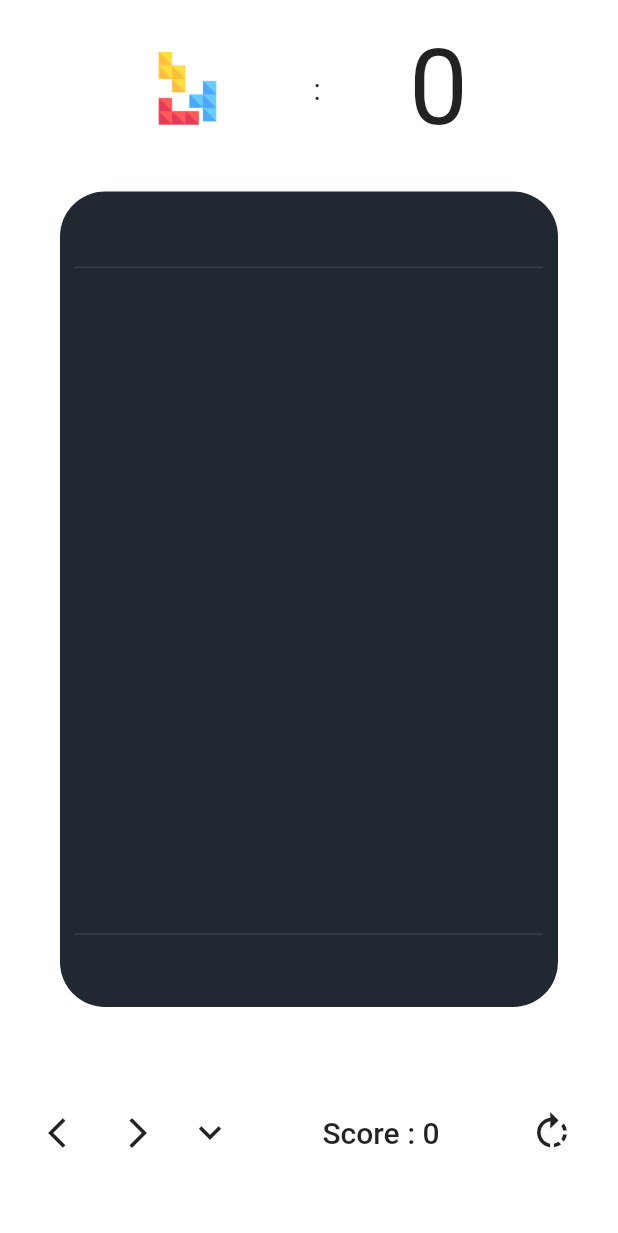
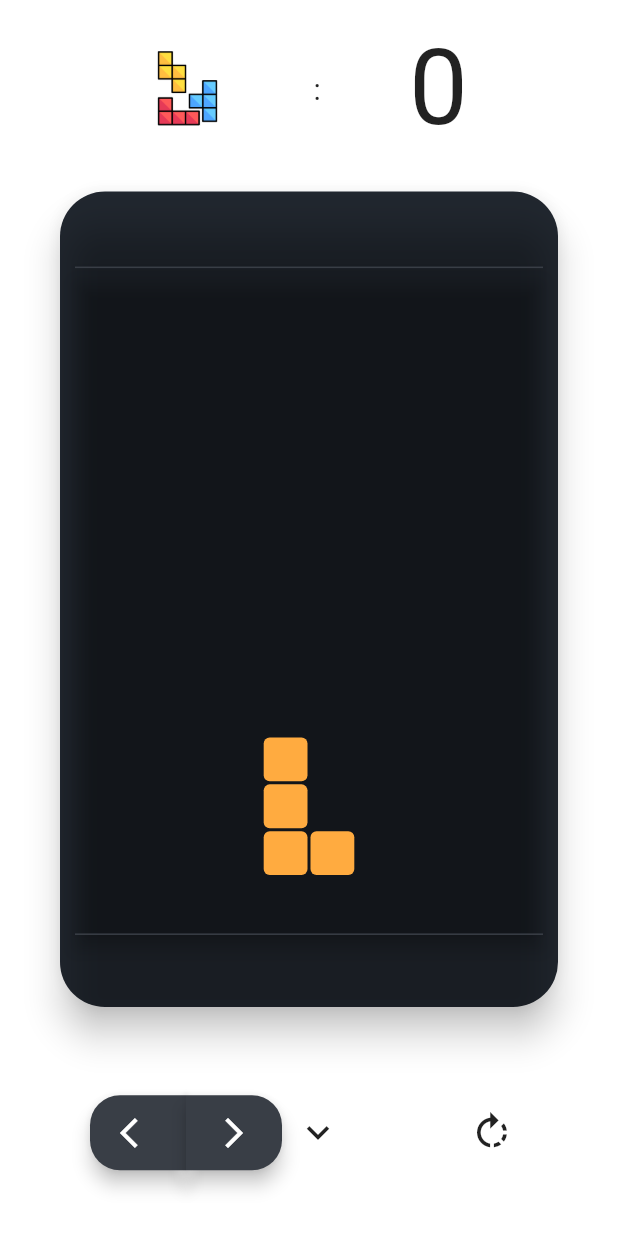
Before and after one commit to techxpert-aditya/tetris-flutter-game, a Flutter app: the screen it shows after launch, on a phone screen of 412 x 824 dp. Shown: the top 1233 px of the screen. Run offline on Flutter 3.47's test engine with Material 2 defaults, Android fonts, the phone set to English and light mode, and no system bars.

Commit message:
gestures control added, buttons are elevated, UI is imporved, board screen almost finalized, time to work on home screen, score screen, highScore screen

```diff
--- a/lib/board.dart
+++ b/lib/board.dart
@@ -31,7 +31,19 @@ class GameBoard extends StatefulWidget {
   State<GameBoard> createState() => _GameBoardState();
 }
 
+// enums for the swipe implimentation
+enum SwipeDirection {
+  none,
+  left,
+  right,
+  up,
+  down,
+}
+
 class _GameBoardState extends State<GameBoard> {
+  // swipe direction
+  SwipeDirection swipeDirection = SwipeDirection.none;
+
   // current tetris piece
   Piece currentPiece = Piece(type: Tetromino.L);
 
@@ -53,7 +65,7 @@ class _GameBoardState extends State<GameBoard> {
 
     // frame refresh rate
     Duration frameRate = const Duration(milliseconds: 600);
-    // gameLoop(frameRate);
+    gameLoop(frameRate);
   }
 
   void gameLoop(Duration frameRate) {
@@ -234,11 +246,67 @@ class _GameBoardState extends State<GameBoard> {
     return false;
   }
 
+  // Gesture recognition callbacks
+  void onSwipeLeft() {
+    if (swipeDirection != SwipeDirection.left) {
+      swipeDirection = SwipeDirection.left;
+      moveLeft();
+    }
+  }
+
+  void onSwipeRight() {
+    if (swipeDirection != SwipeDirection.right) {
+      swipeDirection = SwipeDirection.right;
+      moveRight();
+    }
+  }
+
+  void onSwipeDown() {
+    if (swipeDirection != SwipeDirection.down) {
+      swipeDirection = SwipeDirection.down;
+      moveDown();
+    }
+  }
+
+  void onSwipeUp() {
+    if (swipeDirection != SwipeDirection.up) {
+      swipeDirection = SwipeDirection.up;
+      rotatePiece();
+    }
+  }
+
+  void resetSwipe() {
+    swipeDirection = SwipeDirection.none;
+  }
+
   @override
   Widget build(BuildContext context) {
     return Scaffold(
       backgroundColor: Colors.white,
       body: SafeArea(
+        child: GestureDetector(
+          // Handle swipe gestures
+          onHorizontalDragUpdate: (details) {
+            if (details.delta.dx > 0) {
+              onSwipeRight();
+            } else {
+              onSwipeLeft();
+            }
+          },
+          onVerticalDragUpdate: (details) {
+            if (details.delta.dy > 0) {
+              onSwipeDown();
+            } else {
+              onSwipeUp();
+            }
+          },
+          onHorizontalDragEnd: (_) {
+            resetSwipe();
+          },
+          onVerticalDragEnd: (_) {
+            resetSwipe();
+          },
+
           child: Column(
             children: [
               // GAME LOGO
@@ -250,7 +318,7 @@ class _GameBoardState extends State<GameBoard> {
                       mainAxisAlignment: MainAxisAlignment.spaceBetween,
                       children: [
                         Image.asset(
-                        'images/tetris.png',
+                          'images/tetris_outlined.png',
                           width: 50,
                         ),
                         const Text(
@@ -280,9 +348,16 @@ class _GameBoardState extends State<GameBoard> {
                     color: Color(0xFF222831),
                     borderRadius: BorderRadius.all(Radius.circular(30)),
                   ),
+                  child: Material(
+                    elevation: 10,
+                    borderRadius: const BorderRadius.all(Radius.circular(30)),
+                    color: Colors.transparent,
                     child: Padding(
                       padding: const EdgeInsets.only(
                           top: 50, left: 10, right: 10, bottom: 48),
+                      child: Material(
+                        elevation: 5,
+                        color: Colors.transparent,
                         child: Container(
                           decoration: const BoxDecoration(
                             border: Border.symmetric(
@@ -295,7 +370,8 @@ class _GameBoardState extends State<GameBoard> {
                           child: GridView.builder(
                               itemCount: rowLength * colLength,
                               physics: const NeverScrollableScrollPhysics(),
-                        gridDelegate: SliverGridDelegateWithFixedCrossAxisCount(
+                              gridDelegate:
+                                  SliverGridDelegateWithFixedCrossAxisCount(
                                       crossAxisCount: rowLength),
                               itemBuilder: (context, index) {
                                 // get row and col of each index
@@ -324,9 +400,12 @@ class _GameBoardState extends State<GameBoard> {
                                 // blank pixel
                                 else {
                                   return Pixel(
-                                colour: Colors.transparent, childWidget: index);
+                                      colour: Colors.transparent,
+                                      childWidget: index);
                                 }
                               }),
+                        ),
+                      ),
                     ),
                   ),
                 ),
@@ -336,7 +415,8 @@ class _GameBoardState extends State<GameBoard> {
               Expanded(
                 flex: 1,
                 child: Padding(
-                padding: const EdgeInsets.only(left: 20, right: 20, bottom: 20),
+                  padding:
+                      const EdgeInsets.only(left: 60, right: 60, bottom: 20),
                   child: Row(
                     mainAxisAlignment: MainAxisAlignment.spaceBetween,
                     children: [
@@ -344,18 +424,52 @@ class _GameBoardState extends State<GameBoard> {
                       Row(
                         children: [
                           //left
-                        IconButton(
+                          ElevatedButton(
+                            style: ButtonStyle(
+                              fixedSize:
+                                  MaterialStateProperty.all(const Size(50, 50)),
+                              elevation: MaterialStateProperty.all(5),
+                              backgroundColor: MaterialStateProperty.all(
+                                  const Color(0xFF393E46)),
+                              shape: MaterialStateProperty.all<
+                                  RoundedRectangleBorder>(
+                                const RoundedRectangleBorder(
+                                  borderRadius: BorderRadius.only(
+                                      topLeft: Radius.circular(20),
+                                      topRight: Radius.circular(0),
+                                      bottomLeft: Radius.circular(20),
+                                      bottomRight: Radius.circular(0)),
+                                ),
+                              ),
+                            ),
                             onPressed: moveLeft,
-                          icon: const Icon(
+                            child: const Icon(
                               Icons.arrow_back_ios,
                               // color: Colors.white,
                             ),
                           ),
 
                           // right
-                        IconButton(
+                          ElevatedButton(
+                            style: ButtonStyle(
+                              fixedSize:
+                                  MaterialStateProperty.all(const Size(50, 50)),
+                              elevation: MaterialStateProperty.all(5),
+                              backgroundColor: MaterialStateProperty.all(
+                                  const Color(0xFF393E46)),
+                              shape: MaterialStateProperty.all<
+                                  RoundedRectangleBorder>(
+                                const RoundedRectangleBorder(
+                                  borderRadius: BorderRadius.only(
+                                      topLeft: Radius.circular(0),
+                                      topRight: Radius.circular(20),
+                                      bottomLeft: Radius.circular(0),
+                                      bottomRight: Radius.circular(20)),
+                                ),
+                              ),
+                            ),
                             onPressed: moveRight,
-                          icon: const Icon(
+                            child: const Icon(
                               Icons.arrow_forward_ios,
                               // color: Colors.white,
                             ),
@@ -373,16 +487,6 @@ class _GameBoardState extends State<GameBoard> {
                         ],
                       ),
 
-                    // score
-                    Text(
-                      'Score : $currentScore',
-                      style: const TextStyle(
-                        // color: Colors.white,
-                        fontWeight: FontWeight.w500,
-                        fontSize: 20,
-                      ),
-                    ),
-
                       //rotate
                       IconButton(
                         onPressed: rotatePiece,
@@ -397,6 +501,7 @@ class _GameBoardState extends State<GameBoard> {
                 ),
               )
             ],
+          ),
         ),
       ),
     );
```
Also changed, not shown: images/tetris_outlined.png (added). Lines whose indentation alone changed are shown as unchanged.
